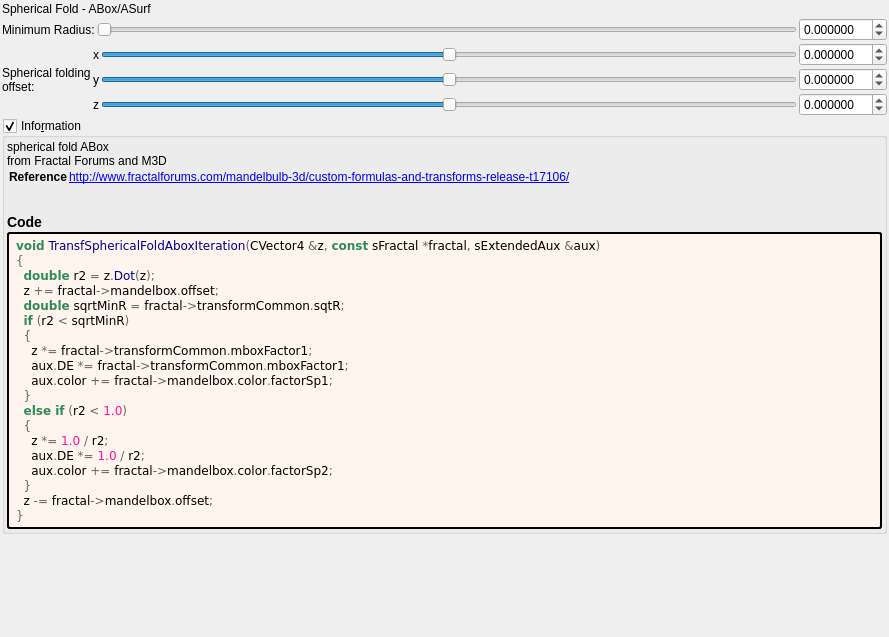
buddhi1980/mandelbulber2, file mandelbulber2/formula/ui/fractal_transf_spherical_fold_abox.ui: the form before one commit.
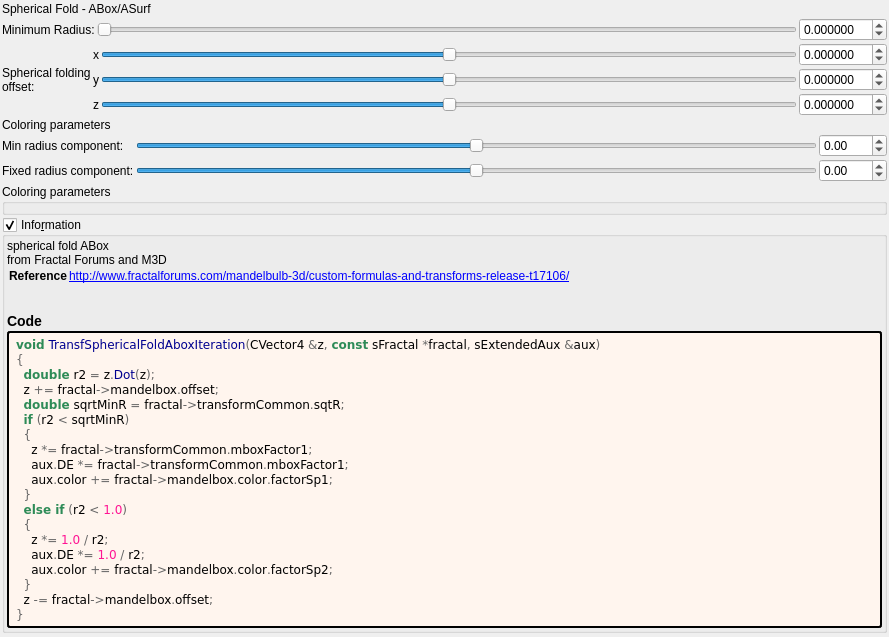
The form after the commit. Custom widgets are drawn as their Qt base class.

Commit message: more general color updates

Diff of the .ui file:
```diff
--- a/mandelbulber2/formula/ui/fractal_transf_spherical_fold_abox.ui
+++ b/mandelbulber2/formula/ui/fractal_transf_spherical_fold_abox.ui
@@ -310,6 +310,158 @@
      </item>
     </layout>
    </item>
+   <item>
+    <layout class="QGridLayout" name="gridLayout_6">
+     <property name="spacing">
+      <number>2</number>
+     </property>
+     <item row="0" column="0">
+      <widget class="QLabel" name="label_53">
+       <property name="text">
+        <string>Coloring parameters</string>
+       </property>
+      </widget>
+     </item>
+     <item row="1" column="2">
+      <widget class="MyDoubleSpinBox" name="spinbox_mandelbox_color_Sp1">
+       <property name="sizePolicy">
+        <sizepolicy hsizetype="Minimum" vsizetype="Maximum">
+         <horstretch>0</horstretch>
+         <verstretch>0</verstretch>
+        </sizepolicy>
+       </property>
+       <property name="prefix">
+        <string/>
+       </property>
+       <property name="suffix">
+        <string/>
+       </property>
+       <property name="decimals">
+        <number>2</number>
+       </property>
+       <property name="minimum">
+        <double>-100.000000000000000</double>
+       </property>
+       <property name="maximum">
+        <double>100.000000000000000</double>
+       </property>
+       <property name="singleStep">
+        <double>0.100000000000000</double>
+       </property>
+      </widget>
+     </item>
+     <item row="1" column="1">
+      <widget class="QSlider" name="slider_mandelbox_color_Sp1">
+       <property name="sizePolicy">
+        <sizepolicy hsizetype="Expanding" vsizetype="Maximum">
+         <horstretch>0</horstretch>
+         <verstretch>0</verstretch>
+        </sizepolicy>
+       </property>
+       <property name="minimum">
+        <number>-500</number>
+       </property>
+       <property name="maximum">
+        <number>500</number>
+       </property>
+       <property name="singleStep">
+        <number>1</number>
+       </property>
+       <property name="orientation">
+        <enum>Qt::Horizontal</enum>
+       </property>
+      </widget>
+     </item>
+     <item row="1" column="0">
+      <widget class="QLabel" name="label_28">
+       <property name="text">
+        <string>Min radius component:</string>
+       </property>
+      </widget>
+     </item>
+     <item row="2" column="2">
+      <widget class="MyDoubleSpinBox" name="spinbox_mandelbox_color_Sp2">
+       <property name="sizePolicy">
+        <sizepolicy hsizetype="Minimum" vsizetype="Maximum">
+         <horstretch>0</horstretch>
+         <verstretch>0</verstretch>
+        </sizepolicy>
+       </property>
+       <property name="prefix">
+        <string/>
+       </property>
+       <property name="suffix">
+        <string/>
+       </property>
+       <property name="decimals">
+        <number>2</number>
+       </property>
+       <property name="minimum">
+        <double>-100.000000000000000</double>
+       </property>
+       <property name="maximum">
+        <double>100.000000000000000</double>
+       </property>
+       <property name="singleStep">
+        <double>0.100000000000000</double>
+       </property>
+      </widget>
+     </item>
+     <item row="2" column="1">
+      <widget class="QSlider" name="slider_mandelbox_color_Sp2">
+       <property name="sizePolicy">
+        <sizepolicy hsizetype="Expanding" vsizetype="Maximum">
+         <horstretch>0</horstretch>
+         <verstretch>0</verstretch>
+        </sizepolicy>
+       </property>
+       <property name="minimum">
+        <number>-500</number>
+       </property>
+       <property name="maximum">
+        <number>500</number>
+       </property>
+       <property name="singleStep">
+        <number>1</number>
+       </property>
+       <property name="orientation">
+        <enum>Qt::Horizontal</enum>
+       </property>
+      </widget>
+     </item>
+     <item row="2" column="0">
+      <widget class="QLabel" name="label_29">
+       <property name="text">
+        <string>Fixed radius component:</string>
+       </property>
+      </widget>
+     </item>
+    </layout>
+   </item>
+   <item>
+    <widget class="QGroupBox" name="groupBox_4">
+     <property name="title">
+      <string>Coloring parameters</string>
+     </property>
+     <layout class="QGridLayout" name="gridLayout_5">
+      <property name="leftMargin">
+       <number>2</number>
+      </property>
+      <property name="topMargin">
+       <number>2</number>
+      </property>
+      <property name="rightMargin">
+       <number>2</number>
+      </property>
+      <property name="bottomMargin">
+       <number>2</number>
+      </property>
+      <property name="spacing">
+       <number>2</number>
+      </property>
+     </layout>
+    </widget>
+   </item>
    <item>
     <widget class="MyGroupBox" name="groupCheck_info">
      <property name="title">
@@ -416,17 +568,17 @@
   </layout>
  </widget>
  <customwidgets>
-  <customwidget>
-   <class>MyDoubleSpinBox</class>
-   <extends>QDoubleSpinBox</extends>
-   <header>my_double_spin_box.h</header>
-  </customwidget>
   <customwidget>
    <class>MyGroupBox</class>
    <extends>QGroupBox</extends>
    <header>my_group_box.h</header>
    <container>1</container>
   </customwidget>
+  <customwidget>
+   <class>MyDoubleSpinBox</class>
+   <extends>QDoubleSpinBox</extends>
+   <header>my_double_spin_box.h</header>
+  </customwidget>
  </customwidgets>
  <tabstops>
   <tabstop>slider_transf_minimum_radius_05</tabstop>
```
Left out of the diff: 64 changed lines with no effect on the pictures. Lines whose indentation alone changed are shown as unchanged. The commit also changes 9 other files.
